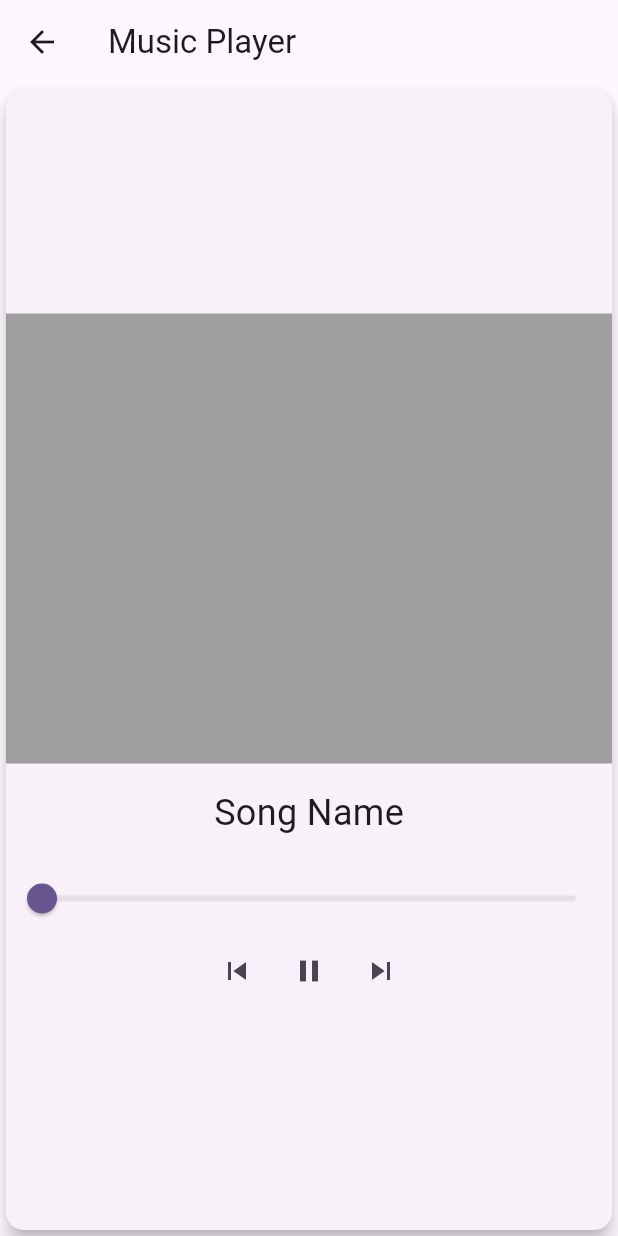
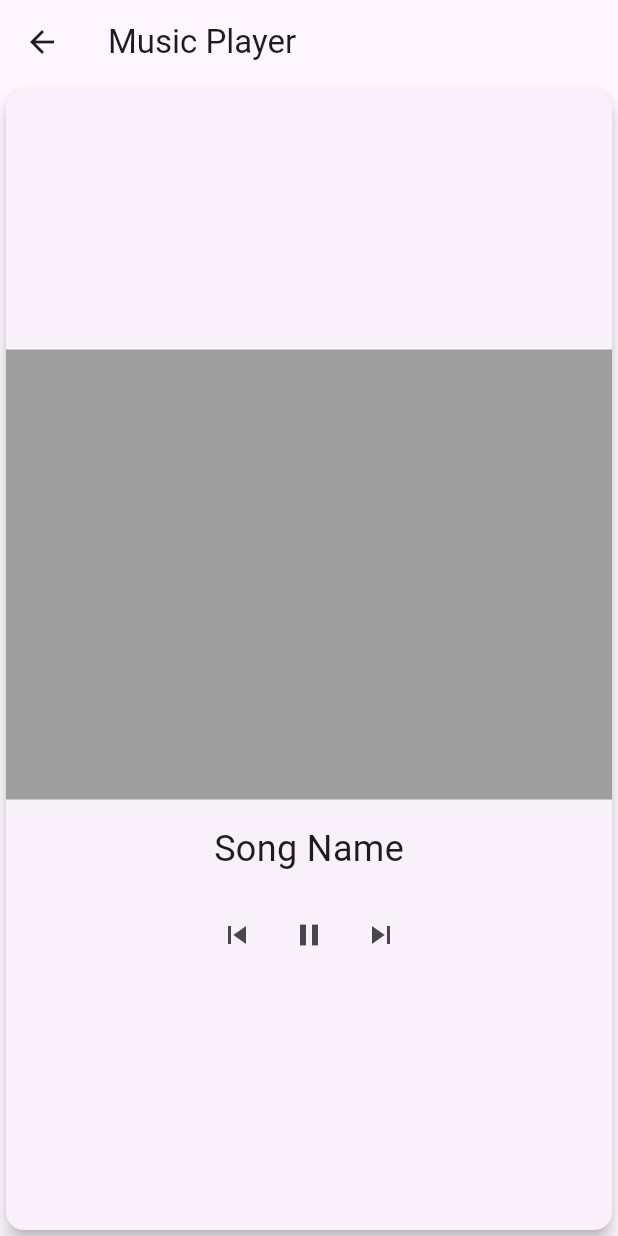
Before and after one commit to Filopatir-Mamdouh/music_player, a Flutter app: the MusicPlayer screen opened directly, after a tap on the "play arrow" icon, on a phone screen of 412 x 824 dp. Run offline on Flutter 3.47's test engine with Material 2 defaults, Android fonts, the phone set to English and light mode, and no system bars; our stand-ins replace audioplayers, flutter_riverpod, permission_handler.

Commit message:
updated permissions

```diff
--- a/lib/pages/player.dart
+++ b/lib/pages/player.dart
@@ -1,10 +1,11 @@
 import 'package:flutter/material.dart';
 import 'package:path_provider/path_provider.dart';
 import 'package:audioplayers/audioplayers.dart';
-
-
+import 'package:permission_handler/permission_handler.dart';
 
 class MusicPlayer extends StatefulWidget {
+  const MusicPlayer({super.key});
+
   @override
   _MusicPlayerState createState() => _MusicPlayerState();
 }
@@ -14,14 +15,18 @@ class _MusicPlayerState extends State<MusicPlayer> {
   bool isPlaying = false;
   String currentSong = "Song Name";
   double songProgress = 0.0;
-  Duration songDuration = Duration(seconds: 0);
-
+  Duration songDuration = const Duration(seconds: 0);
 
   Future<void> playLocalSong() async {
+    var status = await Permission.storage.request();
+    if (status.isDenied) {
+      // We didn't ask for permission yet or the permission has been denied before, but not permanently.
+    }
     final dir = await getApplicationDocumentsDirectory();
-    final localFile = '${dir.path}';
+    DeviceFileSource localFile =
+        DeviceFileSource('/sdcard/Download/marwanmoussa.mp3');
 
-    await audioPlayer.play(localFile, isLocal: true);
+    await audioPlayer.play(localFile);
     setState(() {
       isPlaying = true;
     });
@@ -32,9 +37,10 @@ class _MusicPlayerState extends State<MusicPlayer> {
       });
     });
 
-    audioPlayer.onAudioPositionChanged.listen((Duration position) {
+    audioPlayer.onPositionChanged.listen((Duration position) {
       setState(() {
-        songProgress = position.inSeconds.toDouble() / songDuration.inSeconds.toDouble();
+        songProgress =
+            position.inSeconds.toDouble() / songDuration.inSeconds.toDouble();
       });
     });
   }
@@ -61,7 +67,7 @@ class _MusicPlayerState extends State<MusicPlayer> {
   Widget build(BuildContext context) {
     return Scaffold(
       appBar: AppBar(
-        title: Text("Music Player"),
+        title: const Text("Music Player"),
       ),
       body: Center(
         child: Card(
@@ -81,34 +87,26 @@ class _MusicPlayerState extends State<MusicPlayer> {
                 padding: const EdgeInsets.all(16.0),
                 child: Text(
                   currentSong,
-                  style: TextStyle(fontSize: 24),
+                  style: const TextStyle(fontSize: 24),
                 ),
               ),
               // Song Progress Slider
-              Slider(
-                value: songProgress,
-                onChanged: (value) {
-                  final newPosition = Duration(seconds: (value * songDuration.inSeconds.toDouble()).round());
-                  audioPlayer.seek(newPosition);
-                  setState(() {
-                    songProgress = value;
-                  });
-                },
-              ),
               // Play, Pause, Next, and Previous Buttons
               Row(
                 mainAxisAlignment: MainAxisAlignment.center,
                 children: <Widget>[
                   IconButton(
-                    icon: Icon(Icons.skip_previous),
+                    icon: const Icon(Icons.skip_previous),
                     onPressed: playPreviousSong,
                   ),
                   IconButton(
-                    icon: isPlaying ? Icon(Icons.pause) : Icon(Icons.play_arrow),
-                    onPressed: isPlaying ? stopSong : () => playLocalSong(),
+                    icon: isPlaying
+                        ? const Icon(Icons.pause)
+                        : const Icon(Icons.play_arrow),
+                    onPressed: () => isPlaying ? stopSong() : playLocalSong(),
                   ),
                   IconButton(
-                    icon: Icon(Icons.skip_next),
+                    icon: const Icon(Icons.skip_next),
                     onPressed: playNextSong,
                   ),
                 ],
--- a/lib/utils/filemanager.dart
+++ b/lib/utils/filemanager.dart
@@ -1,6 +1,50 @@
+import 'dart:io';
+
 import 'package:flutter/material.dart';
+import 'package:flutter_riverpod/flutter_riverpod.dart';
+import 'package:music_player/pages/home.dart';
 
-class PermissionNotifier extends ChangeNotifier {
-  bool _filepermission = false;
-  bool get filePermisions => _filepermission;
+import '../provider/musicprovider.dart';
+
+class PermissionChecker extends StatelessWidget {
+  const PermissionChecker({super.key});
+
+  @override
+  Widget build(BuildContext context) {
+    return Consumer(
+      builder: (context, ref, child) {
+        ref.read(permissionProvider).updatePermission();
+        bool isDisabled = ref.watch(permissionProvider).state;
+        print('$isDisabled');
+        return AlertDialog(
+          title: const Text('Permission Checking'),
+          actions: [
+            TextButton(
+              onPressed: isDisabled
+                  ? () {}
+                  : () async {
+                      print('${ref.watch(permissionProvider).state}');
+                      ref.read(permissionProvider).requestPermission();
+                    },
+              child: const Text('Ask For Permissions'),
+            ),
+            MaterialButton(
+              onPressed: () async {
+                if (isDisabled) {
+                  Navigator.of(context).pushReplacement(
+                      MaterialPageRoute(builder: (builder) => HomePage()));
+                } else {
+                  exit(0);
+                }
+              },
+              child: const Text('Close'),
+            )
+          ],
+          content: Text(isDisabled
+              ? 'Have Fun ^_^'
+              : 'Please Give Us Permission\nI BEG YOU :\'C'),
+        );
+      },
+    );
+  }
 }
--- a/pubspec.yaml
+++ b/pubspec.yaml
@@ -34,10 +34,11 @@ dependencies:
   # The following adds the Cupertino Icons font to your application.
   # Use with the CupertinoIcons class for iOS style icons.
   cupertino_icons: ^1.0.2
-  audioplayers: ^0.20.1
   path_provider: ^2.1.1
   file_manager: ^1.0.2
   flutter_riverpod: ^2.4.0
+  audioplayers: ^5.1.0
+  permission_handler: ^11.0.0
 
 dev_dependencies:
   flutter_test:
```
Also changed, not shown: lib/main.dart (+8 -4 lines), lib/pages/home.dart (+3 -8 lines), lib/provider/musicprovider.dart (+32 -0 lines), pubspec.lock, 5 other files.
